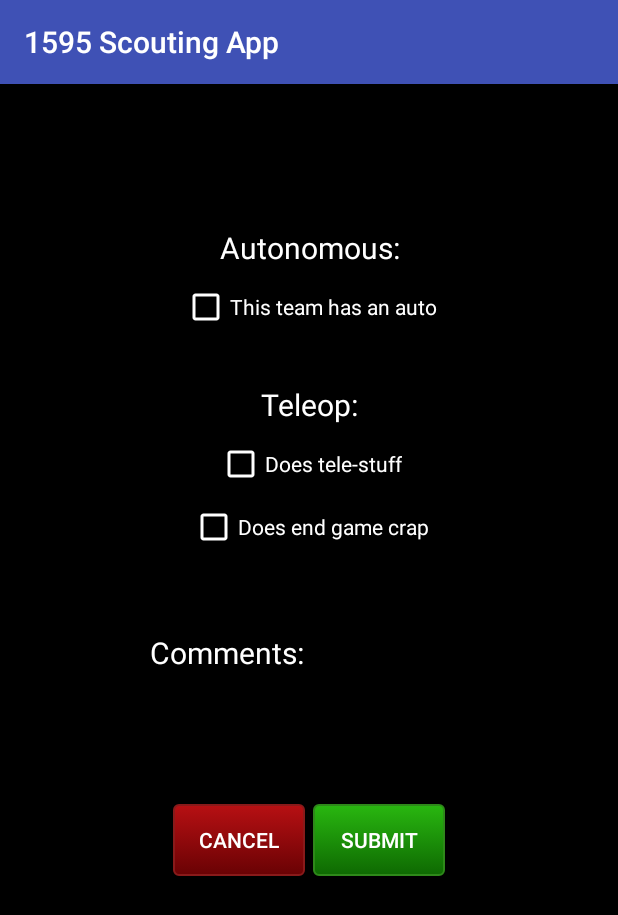
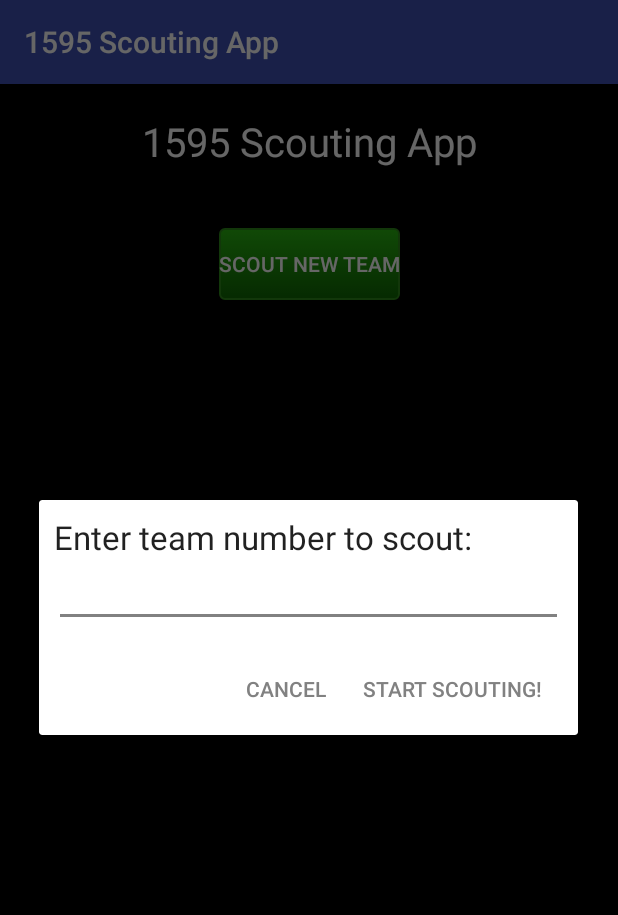
Before and after one commit to yeSpud/Scouting-app, an Android app: the screen it shows after launch (scouting before the commit, MainActivity after it), after a tap on "SCOUT NEW TEAM", on a phone screen of 412 x 824 dp. Shown: the top 915 px of the screen. Run offline under Robolectric (Android 15) with nearby library versions, the phone set to English and light mode, and no system bars.

Commit message:
Updated main window, and made a popup for team numbers

```diff
--- a/app/src/main/java/com/example/stephenogden/a1595scoutingapp/MainActivity.java
+++ b/app/src/main/java/com/example/stephenogden/a1595scoutingapp/MainActivity.java
@@ -1,10 +1,15 @@
 package com.example.stephenogden.a1595scoutingapp;
 
+import android.content.Context;
+import android.content.DialogInterface;
 import android.content.Intent;
 import android.os.Bundle;
+import android.support.v7.app.AlertDialog;
 import android.support.v7.app.AppCompatActivity;
+import android.view.LayoutInflater;
 import android.view.View;
 import android.widget.Button;
+import android.widget.EditText;
 
 
 /**
@@ -15,15 +20,16 @@ import android.widget.Button;
 
 public class MainActivity extends AppCompatActivity {
 
-    // <Keep>
+    final Context context = this;
+    public Button start_button;
+    public EditText result;
+
     @Override
     protected void onCreate(Bundle savedInstanceState) {
         super.onCreate(savedInstanceState);
         setContentView(R.layout.activity_main);
-        // </Keep>
 
         Button settings_btn = (Button)findViewById(R.id.settings);
-
         settings_btn.setOnClickListener(new View.OnClickListener() {
             @Override
             public void onClick(View v) {
@@ -31,15 +37,40 @@ public class MainActivity extends AppCompatActivity {
             }
         });
 
-        Button start_btn = (Button)findViewById(R.id.start);
-
-        start_btn.setOnClickListener(new View.OnClickListener() {
+        start_button = (Button)findViewById(R.id.start);
+        start_button.setOnClickListener(new View.OnClickListener() {
             @Override
             public void onClick(View v) {
-                startActivity(new Intent(MainActivity.this, scouting.class));
+                LayoutInflater li = LayoutInflater.from(context);
+                View promptsView = li.inflate(R.layout.teamselection, null);
+
+                AlertDialog.Builder alertDialogBuilder = new AlertDialog.Builder(context);
+
+                // set prompts.xml to alertdialog builder
+                alertDialogBuilder.setView(promptsView);
+
+                final EditText userInput = (EditText) promptsView.findViewById(R.id.editTextDialogUserInput);
+
+                // set dialog message
+                alertDialogBuilder.setCancelable(false).setPositiveButton("Start scouting!", new DialogInterface.OnClickListener() {
+                    public void onClick(DialogInterface dialog,int id) {
+                        // get user input and set it to result
+                        // edit text
+                        result.setText(userInput.getText());
+                    }
+                }).setNegativeButton("Cancel", new DialogInterface.OnClickListener() {
+                    public void onClick(DialogInterface dialog,int id) {
+                        dialog.cancel();
+                    }
+                });
+
+                // create alert dialog
+                AlertDialog alertDialog = alertDialogBuilder.create();
+
+                // show it
+                alertDialog.show();
+
             }
         });
-
-
     }
 }
--- a/app/src/main/res/layout/activity_main.xml
+++ b/app/src/main/res/layout/activity_main.xml
@@ -16,7 +16,8 @@
         android:layout_height="20dp"
         tools:layout_editor_absoluteY="0dp"
         app:layout_constraintRight_toRightOf="parent"
-        app:layout_constraintLeft_toLeftOf="parent" />
+        app:layout_constraintLeft_toLeftOf="parent"
+        tools:ignore="MissingConstraints" />
 
     <TextView
         android:id="@+id/Header_text"
@@ -39,8 +40,8 @@
         android:textColor="@color/white"
         android:visibility="visible"
         android:layout_alignParentBottom="true"
-        android:layout_alignParentRight="true"
-        android:layout_alignParentLeft="true"
+        android:layout_alignParentEnd="true"
+        android:layout_alignParentStart="true"
         app:layout_editor_absoluteY="150dp"
         app:layout_constraintTop_toBottomOf="@+id/Header_text"
         app:layout_constraintRight_toRightOf="parent"
@@ -55,7 +56,7 @@
         android:background="@drawable/graybutton"
         android:visibility="invisible"
         android:layout_alignParentBottom="true"
-        android:layout_alignParentRight="true"
+        android:layout_alignParentEnd="true"
         app:layout_constraintRight_toRightOf="parent"
         app:layout_constraintLeft_toLeftOf="parent"
         app:layout_constraintTop_toBottomOf="@+id/start"
--- a/app/src/main/res/values/strings.xml
+++ b/app/src/main/res/values/strings.xml
@@ -6,12 +6,18 @@
     <string name="back">◀ Back</string>
     <string name="phoneID"> %s </string>
     <string name="autoHeaderText">Autonomous:</string>
-    <string name="teamNumberHeader">Enter team number:</string>
+    <string name="teamNumberHeader">Enter team number to scout: </string>
     <string name="teamNumberPlaceholder">0000</string>
-    <string name="hasAuto">This team has an auto</string>
-    <string name="teleHeaderText">Teleop:</string>
-    <string name="hasTelePlaceholder">Does tele-stuff</string>
-    <string name="endGamePlaceholder">Does end game crap</string>
+    <string name="hasAuto">This team has an auto (Can cross baseline)</string>
+    <string name="autoBalance">Team can place a cube on switch</string>
+    <string name="autoScale">Team can place cube on scale</string>
+    <string name="teleHeaderText">TeleOp:</string>
+    <string name="teleBalance">Can place cube on switch</string>
+    <string name="teleScale">Can place cube on scale</string>
+    <string name="numberCube">Number of cubes placed</string>
+    <string name="endGameClimb">Can climb</string>
+    <string name="endGameClimbAssist">Can help others climb</string>
+    <string name="numberOfCubes">Number of cubes placed: </string>
     <string name="Cancel">Cancel</string>
     <string name="Submit">Submit</string>
     <string name="commentHeader">Comments:</string>
```
